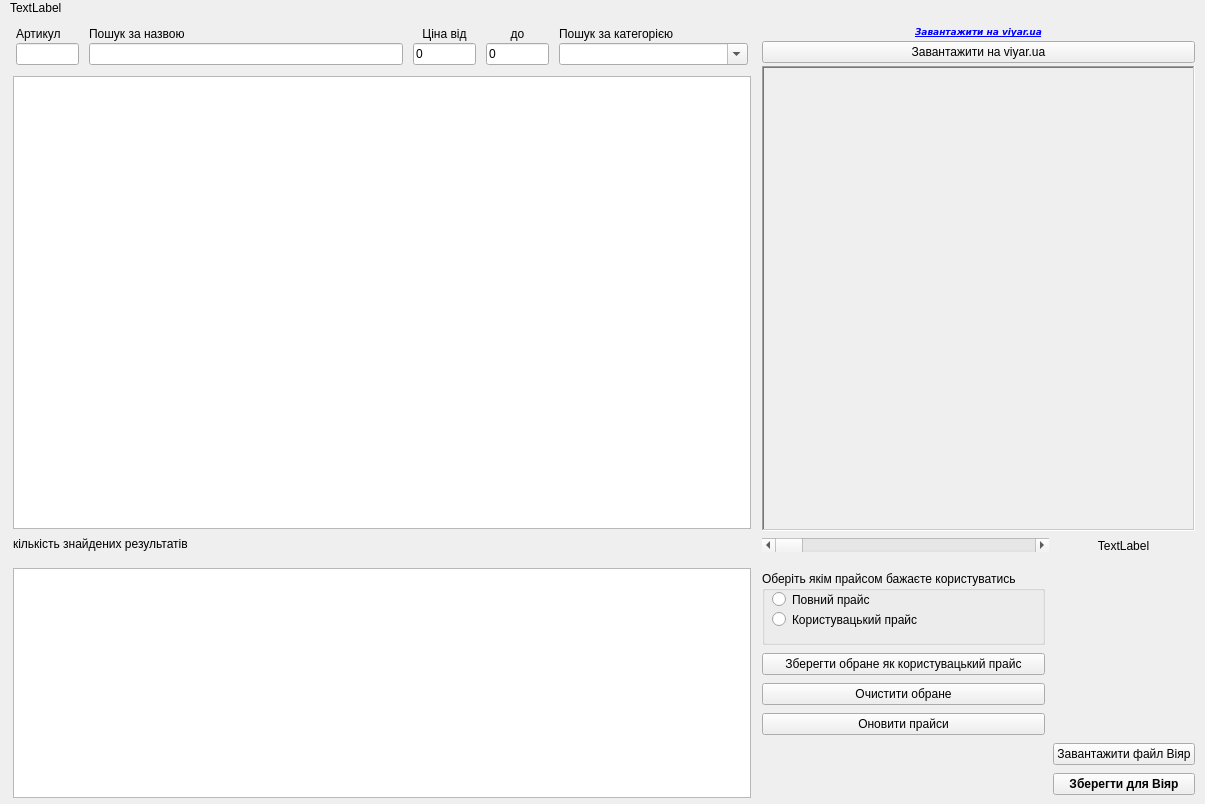
Above: viyar/Price_Window.ui from Anatoliy-ProffDesgn/TestOffice before the change. Below: the same form after it.
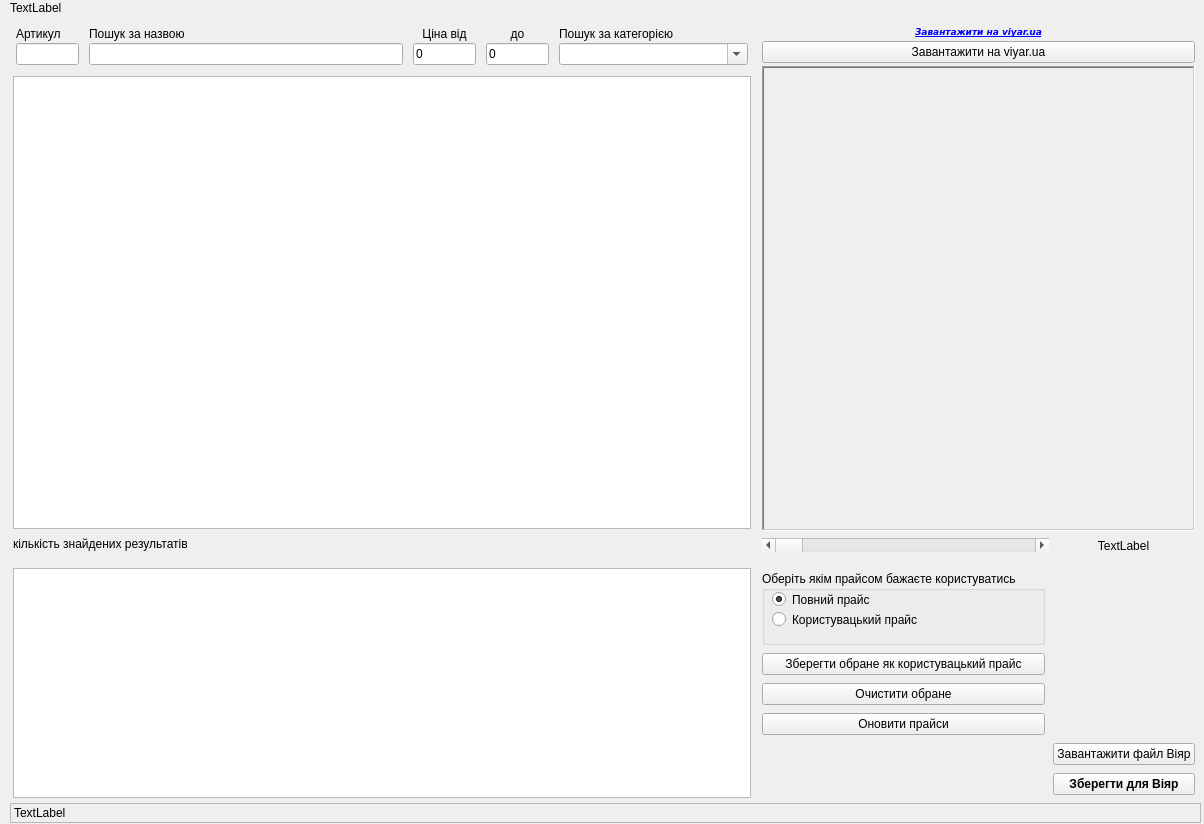
That is the form after the change.

Commit message: Office custom_price

The edit to the form file:
```diff
--- a/viyar/Price_Window.ui
+++ b/viyar/Price_Window.ui
@@ -9,8 +9,8 @@
    <rect>
     <x>0</x>
     <y>0</y>
-    <width>1205</width>
-    <height>804</height>
+    <width>1204</width>
+    <height>824</height>
    </rect>
   </property>
   <property name="windowTitle">
@@ -344,7 +344,7 @@
      </layout>
     </item>
     <item row="1" column="1">
-     <layout class="QGridLayout" name="gridLayout_3" rowstretch="0,0,5,5,5,5,5" columnstretch="3,2">
+     <layout class="QGridLayout" name="gridLayout_3" rowstretch="0,0,0,0,0,0,0" columnstretch="3,0">
       <property name="leftMargin">
        <number>3</number>
       </property>
@@ -415,6 +415,12 @@
          <property name="text">
           <string>Повний прайс</string>
          </property>
+         <property name="checked">
+          <bool>true</bool>
+         </property>
+         <property name="autoExclusive">
+          <bool>false</bool>
+         </property>
         </widget>
         <widget class="QRadioButton" name="radioButton_Custom">
          <property name="geometry">
@@ -435,6 +441,22 @@
     </item>
    </layout>
   </widget>
+  <widget class="QLabel" name="label_proc">
+   <property name="geometry">
+    <rect>
+     <x>10</x>
+     <y>803</y>
+     <width>1191</width>
+     <height>20</height>
+    </rect>
+   </property>
+   <property name="frameShape">
+    <enum>QFrame::StyledPanel</enum>
+   </property>
+   <property name="text">
+    <string>TextLabel</string>
+   </property>
+  </widget>
  </widget>
  <tabstops>
   <tabstop>lineEdit_SearchName</tabstop>
```
Left out of the diff: 42 changed lines with no effect on the pictures. The commit also changes 2 other files.
